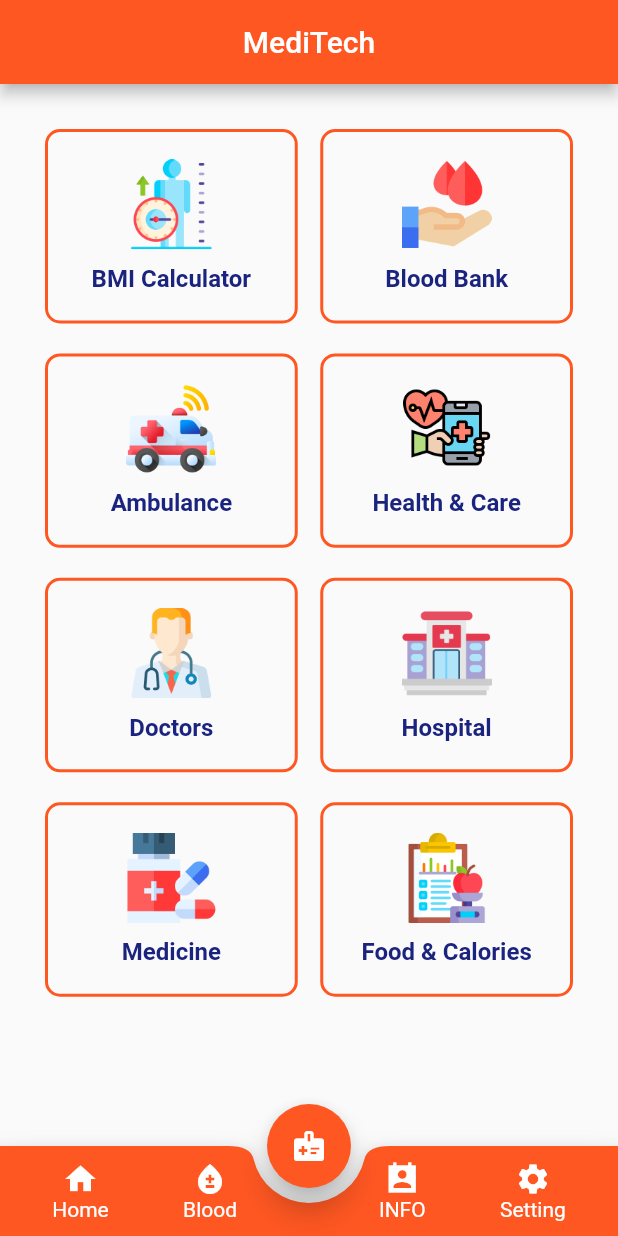
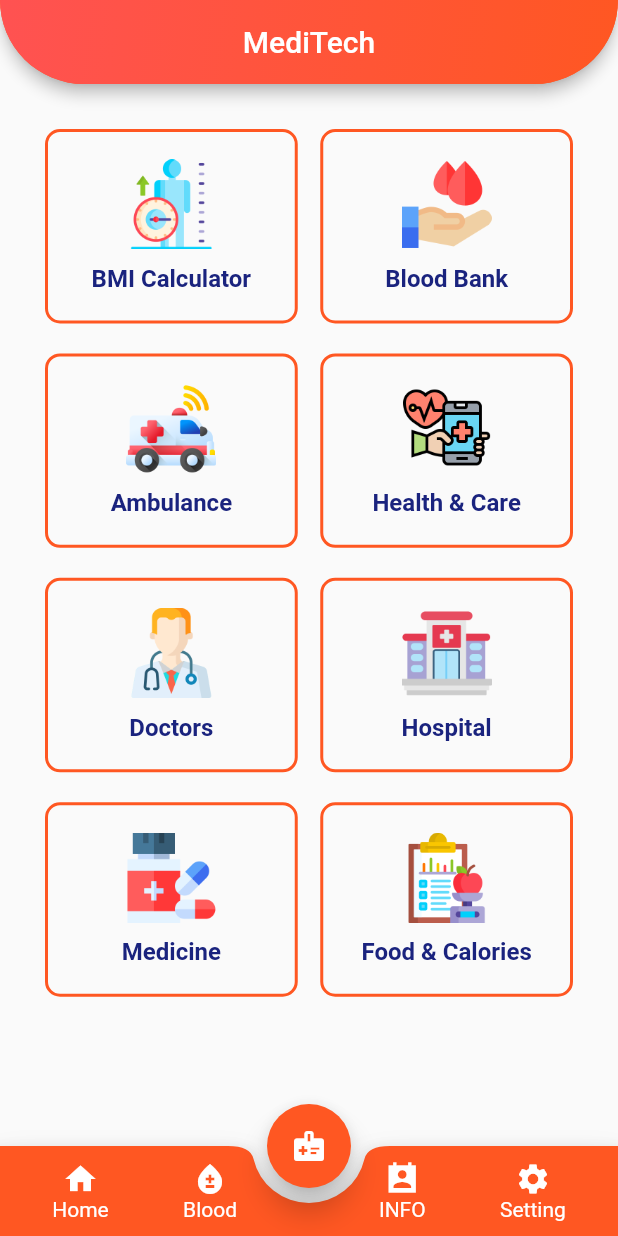
Before and after one commit to marufahmedofficial/MediTech_project_UITS, a Flutter app: the screen it shows after launch, on a phone screen of 412 x 824 dp. Run offline on Flutter 3.47's test engine with Material 2 defaults, Android fonts, the phone set to English and light mode, and no system bars.

Commit message:
main and homepage appbar updated

```diff
--- a/lib/main.dart
+++ b/lib/main.dart
@@ -16,7 +16,7 @@ class MyApp extends StatelessWidget {
       theme: ThemeData(
         primarySwatch: Colors.deepOrange,
       ),
-      home: HomePage(),
+      home: const HomePage(),
     );
   }
 }
--- a/lib/pages/homepage.dart
+++ b/lib/pages/homepage.dart
@@ -43,11 +43,30 @@ class _HomePageState extends State<HomePage> {
   Widget build(BuildContext context) {
     return Scaffold(
       appBar: AppBar(
+        flexibleSpace:
+        Container(
+          decoration: BoxDecoration(
+              gradient: LinearGradient(
+                colors: [Colors.deepOrange,Colors.redAccent.shade200],
+                begin: Alignment.bottomRight,
+                end : Alignment.topLeft,
+              ),
+              borderRadius: BorderRadius.only(
+                  bottomLeft: Radius.circular(90),bottomRight: Radius.circular(90)
+              ),
+
+          ),
+        ),
         title: const Text('MediTech'),
         centerTitle: true,
+        shape: RoundedRectangleBorder(
+          borderRadius: BorderRadius.only(bottomLeft: Radius.circular(90),bottomRight: Radius.circular((90))),
+        ),
       ),
       floatingActionButtonLocation: FloatingActionButtonLocation.centerDocked,
       floatingActionButton: FloatingActionButton(
+
+
 
         splashColor: Colors.purple,
         hoverColor: Colors.black54,
```
